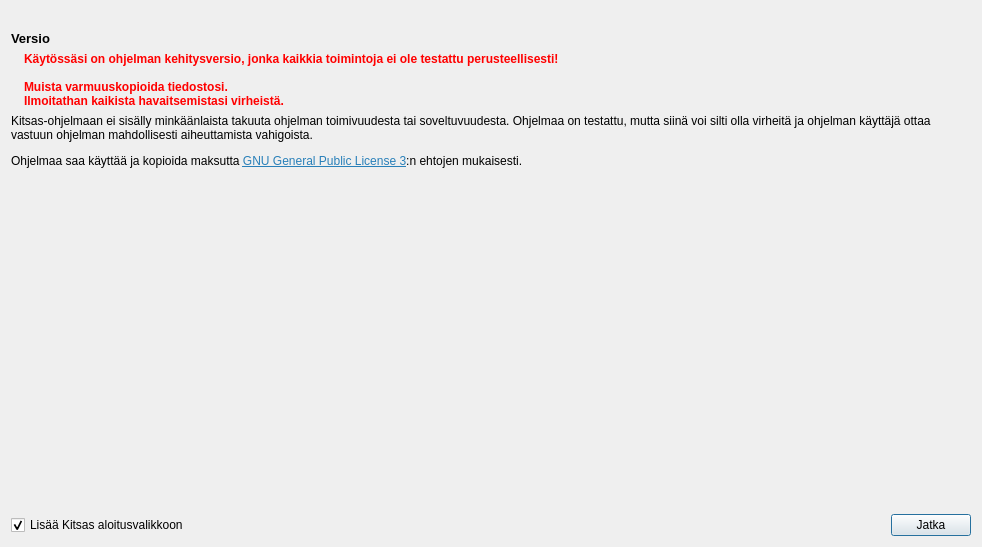
Old version of the form kitupiikki/aloitussivu/tervetuloa.ui in the repository artoh/kitupiikki.
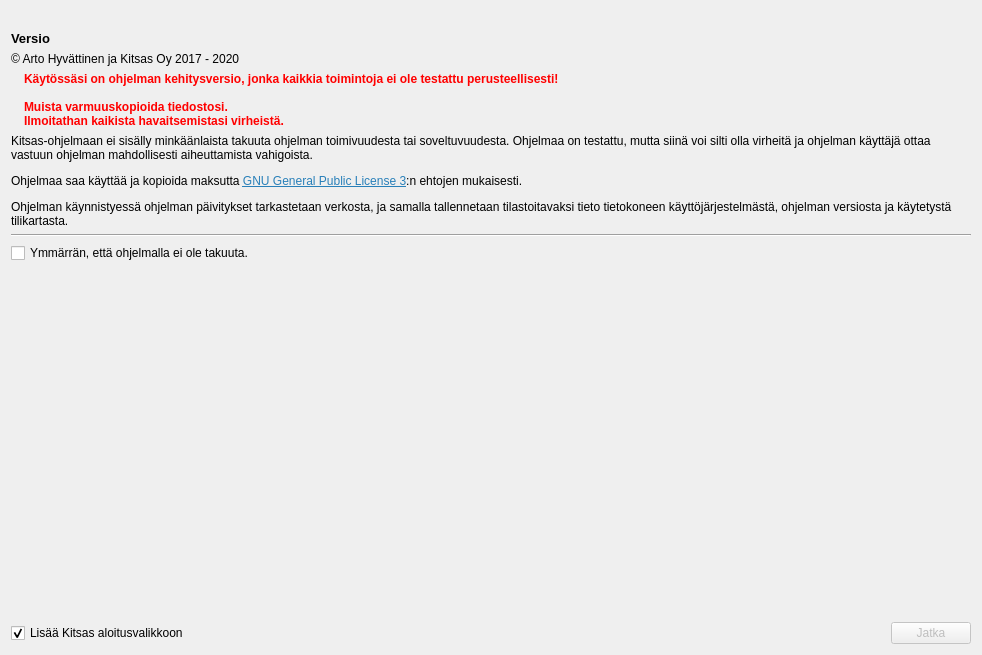
New version of the form. Icons and pictures are not drawn.

Commit message: Aloitusdialogin tiedot

Diff of the .ui file:
```diff
--- a/kitupiikki/aloitussivu/tervetuloa.ui
+++ b/kitupiikki/aloitussivu/tervetuloa.ui
@@ -7,7 +7,7 @@
     <x>0</x>
     <y>0</y>
     <width>982</width>
-    <height>547</height>
+    <height>655</height>
    </rect>
   </property>
   <property name="windowTitle">
@@ -42,6 +42,13 @@
      </property>
     </widget>
    </item>
+   <item>
+    <widget class="QLabel" name="label_2">
+     <property name="text">
+      <string>&lt;html&gt;&lt;head/&gt;&lt;body&gt;&lt;p&gt;&amp;copy; Arto Hyvättinen ja Kitsas Oy 2017 - 2020&lt;/p&gt;&lt;/body&gt;&lt;/html&gt;</string>
+     </property>
+    </widget>
+   </item>
    <item>
     <layout class="QHBoxLayout" name="horizontalLayout_2" stretch="0,1">
      <item>
@@ -87,7 +94,7 @@
    <item>
     <widget class="QLabel" name="label_4">
      <property name="text">
-      <string>&lt;html&gt;&lt;head/&gt;&lt;body&gt;&lt;p&gt;Kitsas-ohjelmaan ei sisälly minkäänlaista takuuta ohjelman toimivuudesta tai soveltuvuudesta. Ohjelmaa on testattu, mutta siinä voi silti olla virheitä ja ohjelman käyttäjä ottaa vastuun ohjelman mahdollisesti aiheuttamista vahigoista.&lt;/p&gt;&lt;p&gt;Ohjelmaa saa käyttää ja kopioida maksutta &lt;a href=&quot;https://kitupiikki.info/lisenssi&quot;&gt;&lt;span style=&quot; text-decoration: underline; color:#2980b9;&quot;&gt;GNU General Public License 3&lt;/span&gt;&lt;/a&gt;:n ehtojen mukaisesti.&lt;/p&gt;&lt;/body&gt;&lt;/html&gt;</string>
+      <string>&lt;html&gt;&lt;head/&gt;&lt;body&gt;&lt;p&gt;Kitsas-ohjelmaan ei sisälly minkäänlaista takuuta ohjelman toimivuudesta tai soveltuvuudesta. Ohjelmaa on testattu, mutta siinä voi silti olla virheitä ja ohjelman käyttäjä ottaa vastuun ohjelman mahdollisesti aiheuttamista vahigoista.&lt;/p&gt;&lt;p&gt;Ohjelmaa saa käyttää ja kopioida maksutta &lt;a href=&quot;https://kitupiikki.info/lisenssi&quot;&gt;&lt;span style=&quot; text-decoration: underline; color:#2980b9;&quot;&gt;GNU General Public License 3&lt;/span&gt;&lt;/a&gt;:n ehtojen mukaisesti.&lt;/p&gt;&lt;p&gt;Ohjelman käynnistyessä ohjelman päivitykset tarkastetaan verkosta, ja samalla tallennetaan tilastoitavaksi tieto tietokoneen käyttöjärjestelmästä, ohjelman versiosta ja käytetystä tilikartasta.&lt;/p&gt;&lt;/body&gt;&lt;/html&gt;</string>
      </property>
      <property name="wordWrap">
       <bool>true</bool>
@@ -97,6 +104,20 @@
      </property>
     </widget>
    </item>
+   <item>
+    <widget class="Line" name="line">
+     <property name="orientation">
+      <enum>Qt::Horizontal</enum>
+     </property>
+    </widget>
+   </item>
+   <item>
+    <widget class="QCheckBox" name="checkBox">
+     <property name="text">
+      <string>Ymmärrän, että ohjelmalla ei ole takuuta.</string>
+     </property>
+    </widget>
+   </item>
    <item>
     <spacer name="verticalSpacer_3">
      <property name="orientation">
@@ -137,6 +158,9 @@
      </item>
      <item>
       <widget class="QPushButton" name="pushButton">
+       <property name="enabled">
+        <bool>false</bool>
+       </property>
        <property name="text">
         <string>Jatka</string>
        </property>
```
Left out of the diff: 20 changed lines with no effect on the pictures. The commit also changes 2 other files.
